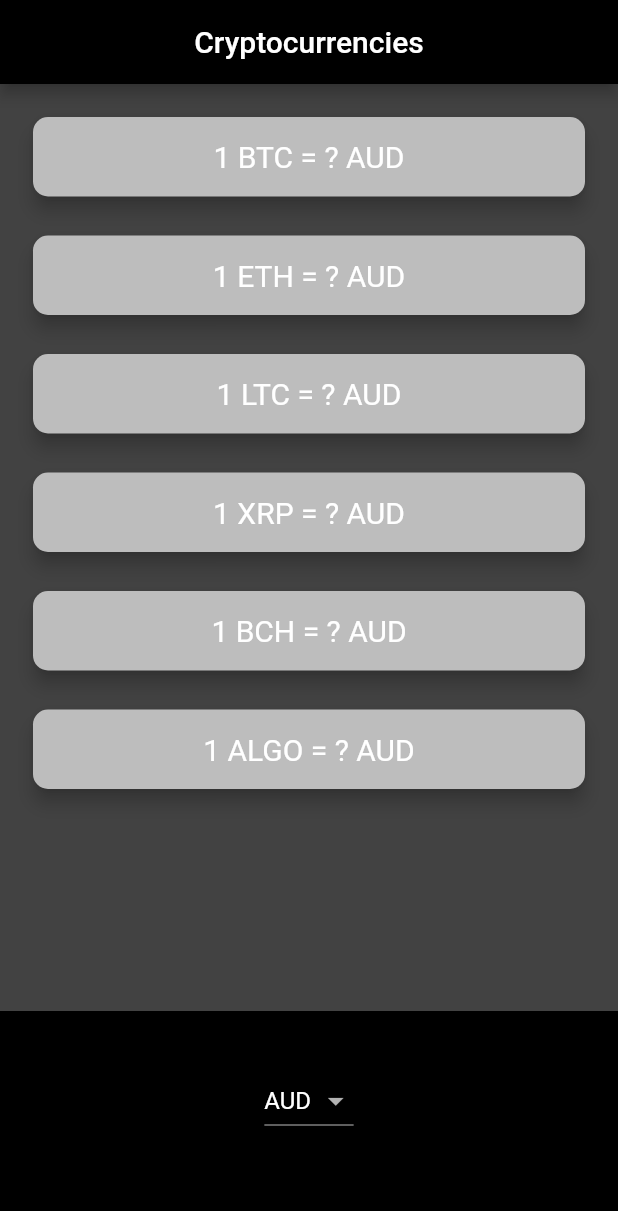
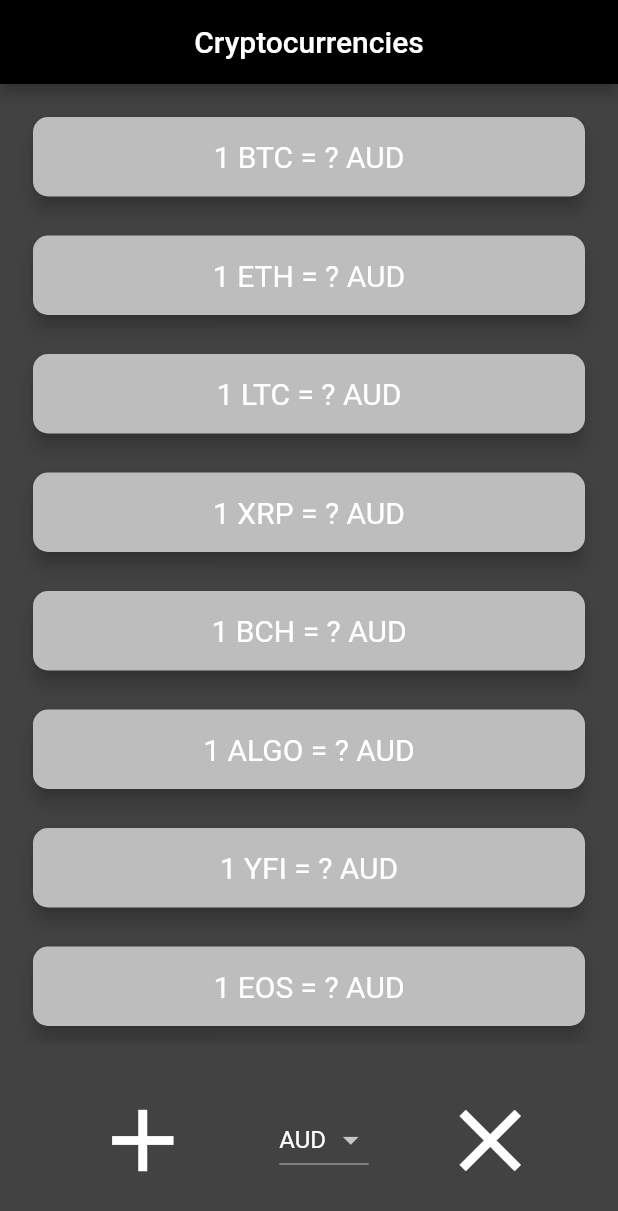
Before and after one commit to adamgalon/cryptotracker, a Flutter app: the screen it shows after launch, on a phone screen of 412 x 824 dp. Shown: the top 1211 px of the screen. Run offline on Flutter 3.47's test engine with Material 2 defaults, Android fonts, the phone set to English and light mode, and no system bars; network calls fail.

Commit message:
Added some functionalities. :)

```diff
--- a/lib/coin_data.dart
+++ b/lib/coin_data.dart
@@ -1,35 +1,6 @@
 import 'dart:convert';
 import 'package:http/http.dart' as http;
-
-const List<String> currenciesList = [
-  'AUD',
-  'BRL',
-  'CAD',
-  'CNY',
-  'EUR',
-  'GBP',
-  'HKD',
-  'IDR',
-  'ILS',
-  'INR',
-  'JPY',
-  'MXN',
-  'NOK',
-  'NZD',
-  'PLN',
-  'RON',
-  'RUB',
-  'SEK',
-  'SGD',
-  'USD',
-  'ZAR'
-];
-
-const List<String> cryptoList = ['BTC', 'ETH', 'LTC','XRP','BCH','ALGO'];
-
-const coinAPIURL = 'https://min-api.cryptocompare.com/data';
-const apiKey =
-    'a0ac38562ef6a25dd67c5b8f8635af894346bfbc684a353fba7f8e644c9ee69b';
+import 'constants.dart';
 
 class CoinData {
   Future getCoinData(String selectedCurrency) async {
--- /dev/null
+++ b/lib/components/crypto_card.dart
@@ -0,0 +1,38 @@
+import 'package:flutter/material.dart';
+
+class CryptoCard extends StatelessWidget {
+  const CryptoCard({
+    this.value,
+    this.selectedCurrency,
+    this.cryptoCurrency,
+  });
+
+  final String value;
+  final String selectedCurrency;
+  final String cryptoCurrency;
+
+  @override
+  Widget build(BuildContext context) {
+    return Padding(
+      padding: EdgeInsets.fromLTRB(18.0, 18.0, 18.0, 0),
+      child: Card(
+        color: Colors.grey[400],
+        elevation: 5.0,
+        shape: RoundedRectangleBorder(
+          borderRadius: BorderRadius.circular(10.0),
+        ),
+        child: Padding(
+          padding: EdgeInsets.symmetric(vertical: 15.0, horizontal: 28.0),
+          child: Text(
+            '1 $cryptoCurrency = $value $selectedCurrency',
+            textAlign: TextAlign.center,
+            style: TextStyle(
+              fontSize: 20.0,
+              color: Colors.white,
+            ),
+          ),
+        ),
+      ),
+    );
+  }
+}
--- /dev/null
+++ b/lib/constants.dart
@@ -0,0 +1,41 @@
+const List<String> currenciesList = [
+  'AUD',
+  'BRL',
+  'CAD',
+  'CNY',
+  'EUR',
+  'GBP',
+  'HKD',
+  'IDR',
+  'ILS',
+  'INR',
+  'JPY',
+  'MXN',
+  'NOK',
+  'NZD',
+  'PLN',
+  'RON',
+  'RUB',
+  'SEK',
+  'SGD',
+  'USD',
+  'ZAR'
+];
+
+const List<String> cryptoList = [
+  'BTC',
+  'ETH',
+  'LTC',
+  'XRP',
+  'BCH',
+  'ALGO',
+  'YFI',
+  'EOS',
+  'SUSHI',
+  'DOT',
+  'XSP'
+];
+
+const coinAPIURL = 'https://min-api.cryptocompare.com/data';
+const apiKey =
+    'a0ac38562ef6a25dd67c5b8f8635af894346bfbc684a353fba7f8e644c9ee69b';
--- a/lib/price_screen.dart
+++ b/lib/price_screen.dart
@@ -1,6 +1,8 @@
 import 'package:flutter/material.dart';
 import 'package:flutter/cupertino.dart';
 import 'coin_data.dart';
+import 'components/crypto_card.dart';
+import 'constants.dart';
 import 'dart:io' show Platform;
 
 class PriceScreen extends StatefulWidget {
@@ -102,9 +104,10 @@ class _PriceScreenState extends State<PriceScreen> {
         mainAxisAlignment: MainAxisAlignment.spaceBetween,
         crossAxisAlignment: CrossAxisAlignment.stretch,
         children: <Widget>[
-          Column(
-            crossAxisAlignment: CrossAxisAlignment.stretch,
-            children: <Widget>[
+          //in the future will be added delate button and add button (no hardcoded currencies).
+          Expanded(flex: 5,
+            child: ListView(
+              children: [
                 CryptoCard(
                   cryptoCurrency: 'BTC',
                   value: isWaiting ? '?' : coinValues['BTC'],
@@ -135,54 +138,84 @@ class _PriceScreenState extends State<PriceScreen> {
                   value: isWaiting ? '?' : coinValues['ALGO'],
                   selectedCurrency: selectedCurrency,
                 ),
+                CryptoCard(
+                  cryptoCurrency: 'YFI',
+                  value: isWaiting ? '?' : coinValues['YFI'],
+                  selectedCurrency: selectedCurrency,
+                ),
+                CryptoCard(
+                  cryptoCurrency: 'EOS',
+                  value: isWaiting ? '?' : coinValues['EOS'],
+                  selectedCurrency: selectedCurrency,
+                ),
+                CryptoCard(
+                  cryptoCurrency: 'LTC',
+                  value: isWaiting ? '?' : coinValues['LTC'],
+                  selectedCurrency: selectedCurrency,
+                ),
+                CryptoCard(
+                  cryptoCurrency: 'SUSHI',
+                  value: isWaiting ? '?' : coinValues['SUSHI'],
+                  selectedCurrency: selectedCurrency,
+                ),
+                CryptoCard(
+                  cryptoCurrency: 'DOT',
+                  value: isWaiting ? '?' : coinValues['DOT'],
+                  selectedCurrency: selectedCurrency,
+                ),
+                CryptoCard(
+                  cryptoCurrency: 'XSP',
+                  value: isWaiting ? '?' : coinValues['XSP'],
+                  selectedCurrency: selectedCurrency,
+                ),
               ],
             ),
-          Container(
-            height: 150.0,
-            alignment: Alignment.center,
-            padding: EdgeInsets.only(bottom: 30.0),
-            color: Colors.black,
-            child: Platform.isIOS ? iOSPicker() : androidDropdown(),
           ),
+          Expanded(flex:1,
+            child: Row(
+              mainAxisAlignment: MainAxisAlignment.center,
+              children: [
+                FlatButton(
+                  onPressed: () {
+                    print('add');
+                  },
+                  child: Padding(
+                    padding:
+                        EdgeInsets.symmetric(horizontal: 40.0, vertical: 20.0),
+                    child: Icon(
+                      Icons.add,
+                      size: 70.0,
+                      color: Colors.white,
+                    ),
+                  ),
+                ),
+                Platform.isIOS ? iOSPicker() : androidDropdown(),
+                FlatButton(
+                  onPressed: () {
+                    print('Clear');
+                  },
+                  child: Padding(
+                    padding:
+                        EdgeInsets.symmetric(horizontal: 30.0, vertical: 20.0),
+                    child: Icon(
+                      Icons.clear,
+                      size: 70.0,
+                      color: Colors.white,
+                    ),
+                  ),
+                ),
+              ],
+            ),
+          ),
+          // Container(
+          //     height: 150.0,
+          //     alignment: Alignment.center,
+          //     padding: EdgeInsets.only(bottom: 30.0),
+          //     color: Colors.black,
+          //     child:
+          // ),
         ],
       ),
     );
   }
 }
-
-class CryptoCard extends StatelessWidget {
-  const CryptoCard({
-    this.value,
-    this.selectedCurrency,
-    this.cryptoCurrency,
-  });
-
-  final String value;
-  final String selectedCurrency;
-  final String cryptoCurrency;
-
-  @override
-  Widget build(BuildContext context) {
-    return Padding(
-      padding: EdgeInsets.fromLTRB(18.0, 18.0, 18.0, 0),
-      child: Card(
-        color: Colors.grey[400],
-        elevation: 5.0,
-        shape: RoundedRectangleBorder(
-          borderRadius: BorderRadius.circular(10.0),
-        ),
-        child: Padding(
-          padding: EdgeInsets.symmetric(vertical: 15.0, horizontal: 28.0),
-          child: Text(
-            '1 $cryptoCurrency = $value $selectedCurrency',
-            textAlign: TextAlign.center,
-            style: TextStyle(
-              fontSize: 20.0,
-              color: Colors.white,
-            ),
-          ),
-        ),
-      ),
-    );
-  }
-}
```
Also changed, not shown: pubspec.lock. Lines whose indentation alone changed are shown as unchanged.
